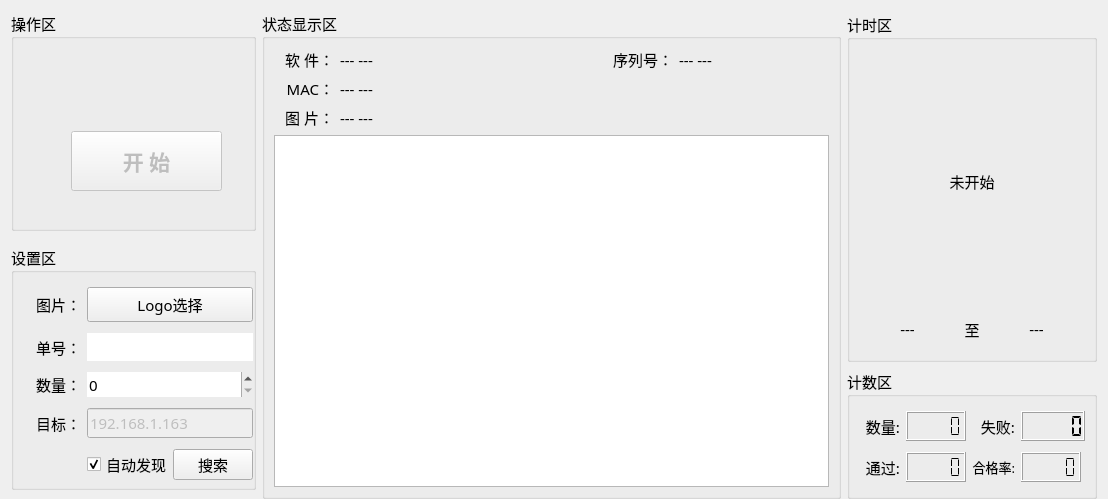
This is mpro_qc/home/home_workwid.ui in ChinaClever/MPro-Tools as Qt 5 draws it before an edit. The edited form follows.
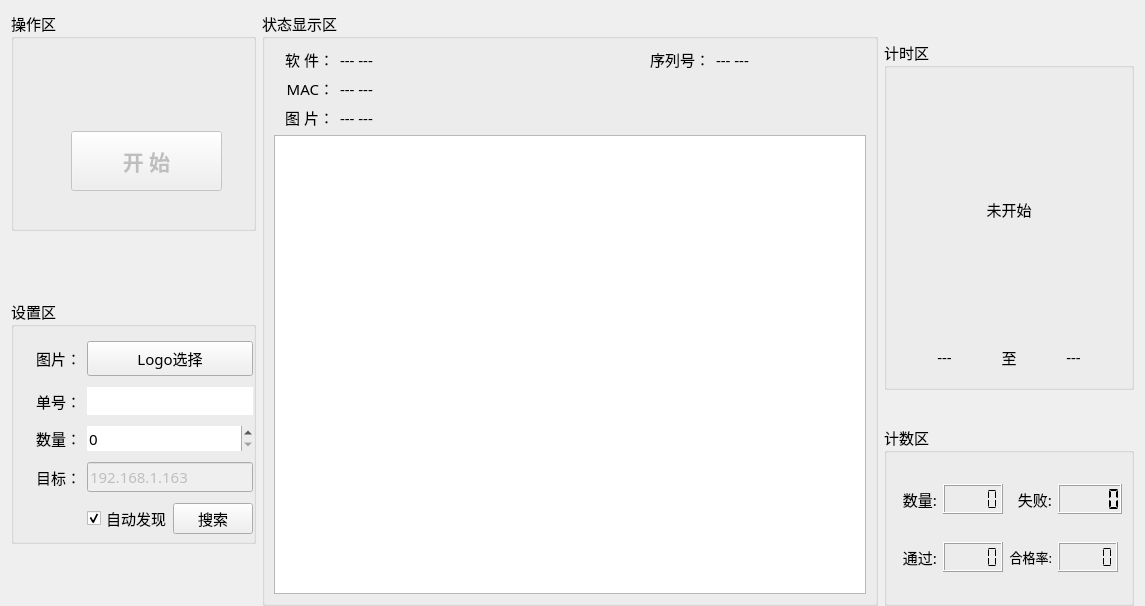
This is the edited form.

```diff
--- a/mpro_qc/home/home_workwid.ui
+++ b/mpro_qc/home/home_workwid.ui
@@ -9,8 +9,8 @@
    <rect>
     <x>0</x>
     <y>0</y>
-    <width>1108</width>
-    <height>499</height>
+    <width>1145</width>
+    <height>606</height>
    </rect>
   </property>
   <property name="font">
```
